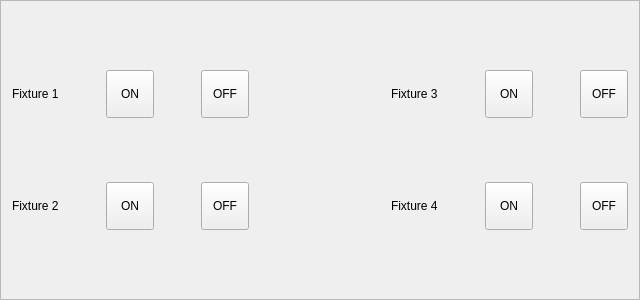
Above: hcmanualoperation/hcmanualfixtureframe.ui from GaussCheng/2-5AxisPunch before the change. Below: the same form after it.
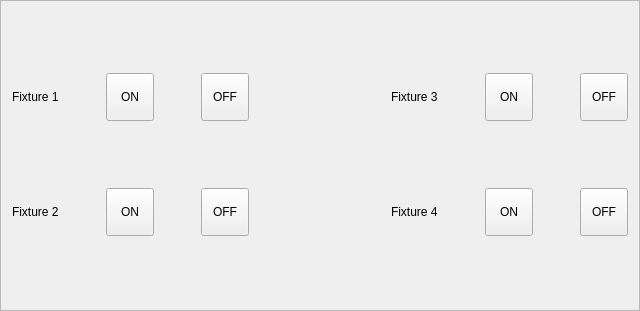
That is the form after the change. Icons and pictures are not drawn.

The edit to the form file:
```diff
--- a/hcmanualoperation/hcmanualfixtureframe.ui
+++ b/hcmanualoperation/hcmanualfixtureframe.ui
@@ -7,7 +7,7 @@
     <x>0</x>
     <y>0</y>
     <width>640</width>
-    <height>300</height>
+    <height>311</height>
    </rect>
   </property>
   <property name="windowTitle">
```
